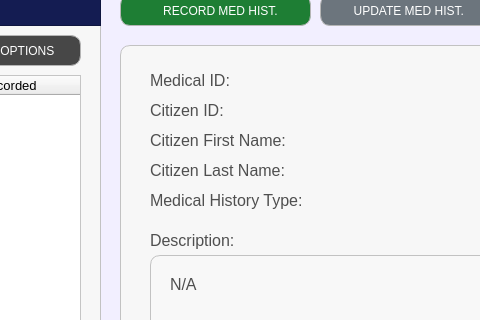
Above: UI/MainPages/HistoryRecordPages/medical_history.ui from Yohhannn/Barangay-Records-Statistics-System before the change; both pictures show x 610 to 1090 and y 155 to 475 of the 1350 by 850 pixel window. Below: the same form after it.
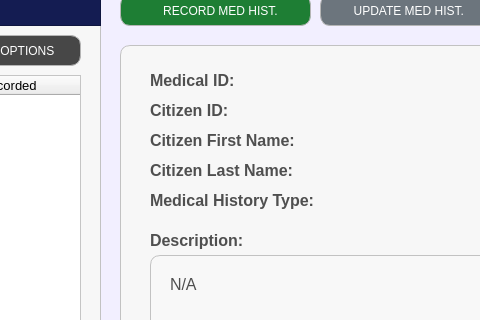
That is the form after the change. Icons and pictures are not drawn.

```diff
--- a/UI/MainPages/HistoryRecordPages/medical_history.ui
+++ b/UI/MainPages/HistoryRecordPages/medical_history.ui
@@ -613,6 +613,7 @@
        <font>
         <family>Arial</family>
         <pointsize>12</pointsize>
+        <bold>true</bold>
        </font>
       </property>
       <property name="styleSheet">
@@ -669,6 +670,7 @@
        <font>
         <family>Arial</family>
         <pointsize>12</pointsize>
+        <bold>true</bold>
        </font>
       </property>
       <property name="styleSheet">
@@ -697,6 +699,7 @@
        <font>
         <family>Arial</family>
         <pointsize>12</pointsize>
+        <bold>true</bold>
        </font>
       </property>
       <property name="styleSheet">
@@ -807,6 +810,7 @@
        <font>
         <family>Arial</family>
         <pointsize>12</pointsize>
+        <bold>true</bold>
        </font>
       </property>
       <property name="styleSheet">
@@ -863,6 +867,7 @@
        <font>
         <family>Arial</family>
         <pointsize>12</pointsize>
+        <bold>true</bold>
        </font>
       </property>
       <property name="styleSheet">
@@ -919,6 +924,7 @@
        <font>
         <family>Arial</family>
         <pointsize>12</pointsize>
+        <bold>true</bold>
        </font>
       </property>
       <property name="styleSheet">
```
